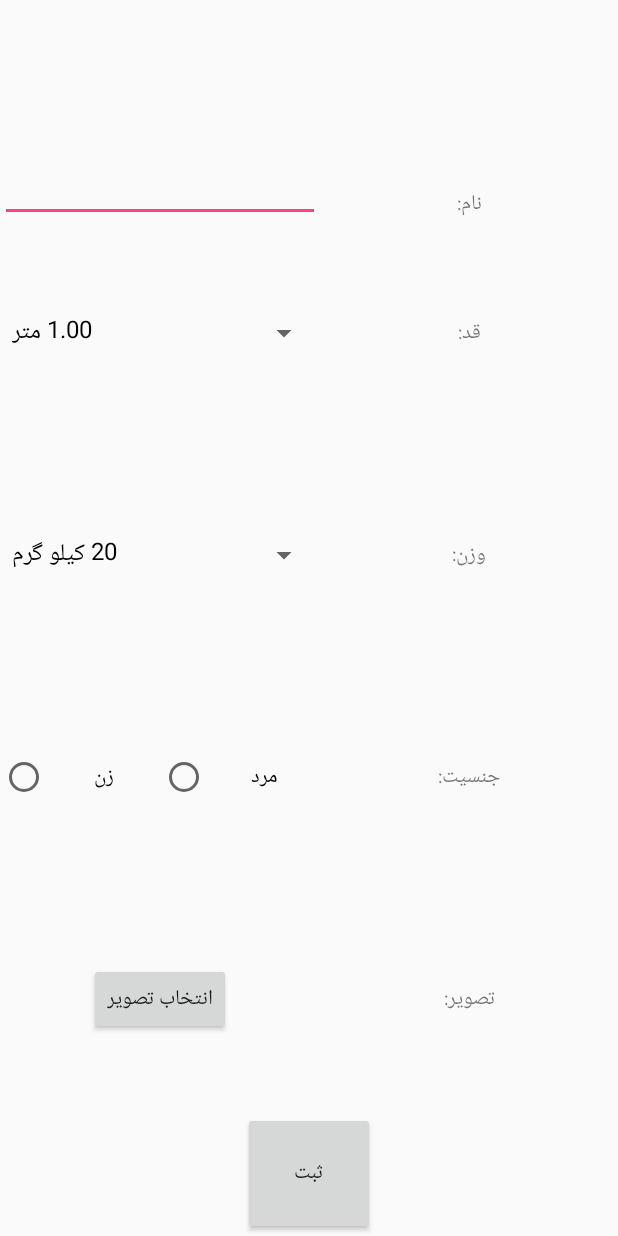
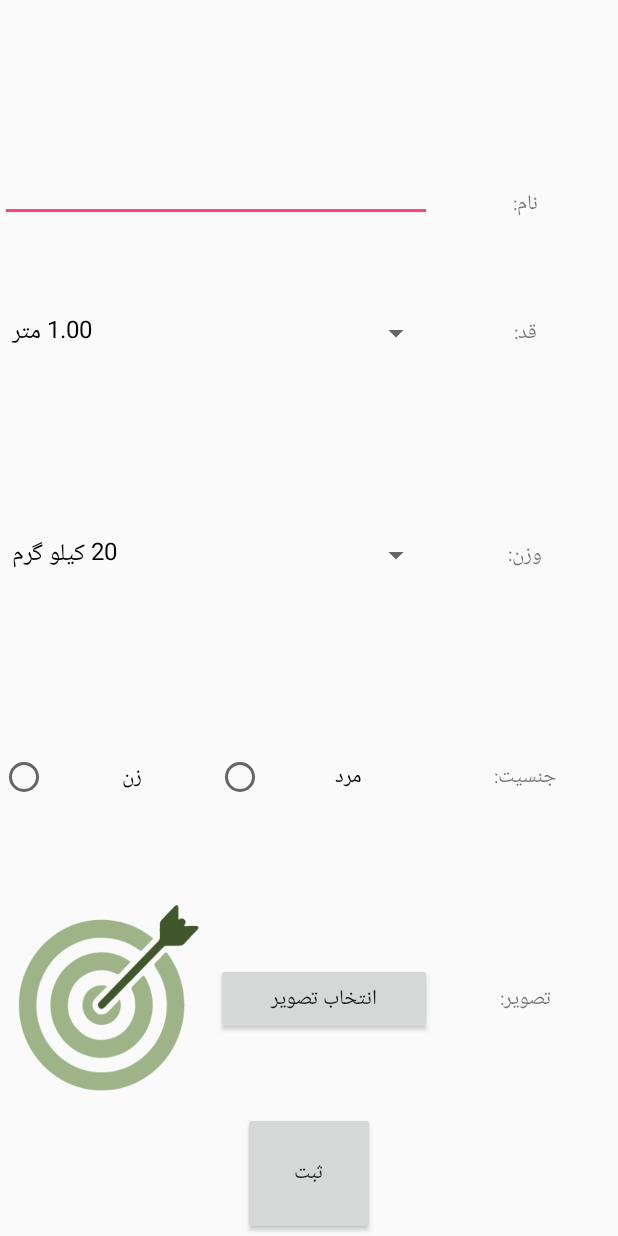
Before and after one commit to ehsanyaz/HealthAssistants, an Android app: the Profile screen opened directly, with no data from a screen before it, on a phone screen of 412 x 824 dp. Run offline under Robolectric (Android 15) with nearby library versions, the phone set to English and light mode, and no system bars.

Commit message:
version 12.0.2

```diff
--- a/app/src/main/res/layout/profile.xml
+++ b/app/src/main/res/layout/profile.xml
@@ -16,8 +16,9 @@
         android:orientation="horizontal">
 
         <LinearLayout
-            android:layout_width="wrap_content"
+            android:layout_width="0dp"
             android:layout_height="match_parent"
+            android:layout_weight="0.7"
             android:orientation="vertical">
 
             <LinearLayout
@@ -99,7 +100,7 @@
 
             </LinearLayout>
 
-            <RelativeLayout
+            <LinearLayout
                 android:layout_width="match_parent"
                 android:layout_height="0dp"
                 android:layout_weight="0.2"
@@ -107,29 +108,40 @@
                 android:orientation="horizontal"
                 android:weightSum="1">
 
-                <ImageView
-                    android:id="@+id/image"
-                    android:layout_width="wrap_content"
+                <LinearLayout
+                    android:layout_width="0dp"
                     android:layout_height="match_parent"
-                    android:layout_alignParentLeft="true"
-                    android:layout_alignParentStart="true" />
+                    android:layout_weight="0.5"
+                    android:orientation="vertical">
+
+                    <ImageView
+                        android:id="@+id/Image"
+                        android:layout_width="match_parent"
+                        android:layout_height="match_parent"
+                        android:layout_alignParentEnd="true"
+                        android:layout_alignParentRight="true"
+                        android:layout_toRightOf="@+id/btnImage"
+                        android:background="@drawable/aim" />
+                </LinearLayout>
 
                 <Button
                     android:id="@+id/btnImage"
-                    android:layout_width="wrap_content"
+                    android:layout_width="0dp"
                     android:layout_height="wrap_content"
-                    android:text="@string/btnImage"
+                    android:layout_alignParentLeft="true"
+                    android:layout_alignParentStart="true"
                     android:layout_centerVertical="true"
-                    android:layout_alignParentLeft="true"
-                    android:layout_alignParentStart="true" />
+                    android:layout_weight="0.5"
+                    android:text="@string/btnImage" />
 
-            </RelativeLayout>
+            </LinearLayout>
 
         </LinearLayout>
 
         <LinearLayout
-            android:layout_width="match_parent"
+            android:layout_width="0dp"
             android:layout_height="match_parent"
+            android:layout_weight="0.3"
             android:orientation="vertical">
 
             <TextView
```
Also changed, not shown: app/src/main/AndroidManifest.xml (+6 -6 lines), app/src/main/java/com/savar_computer/healthassistants/Profile.java (+86 -32 lines), app/src/main/java/com/savar_computer/healthassistants/Splash.java (+14 -1 lines).
